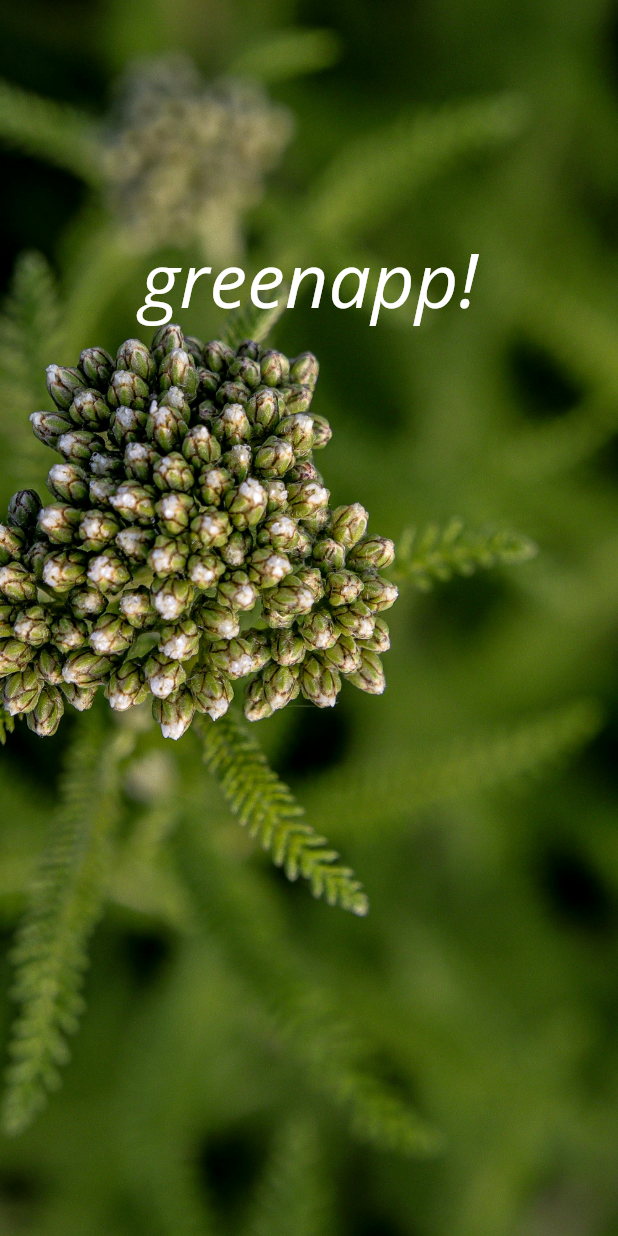
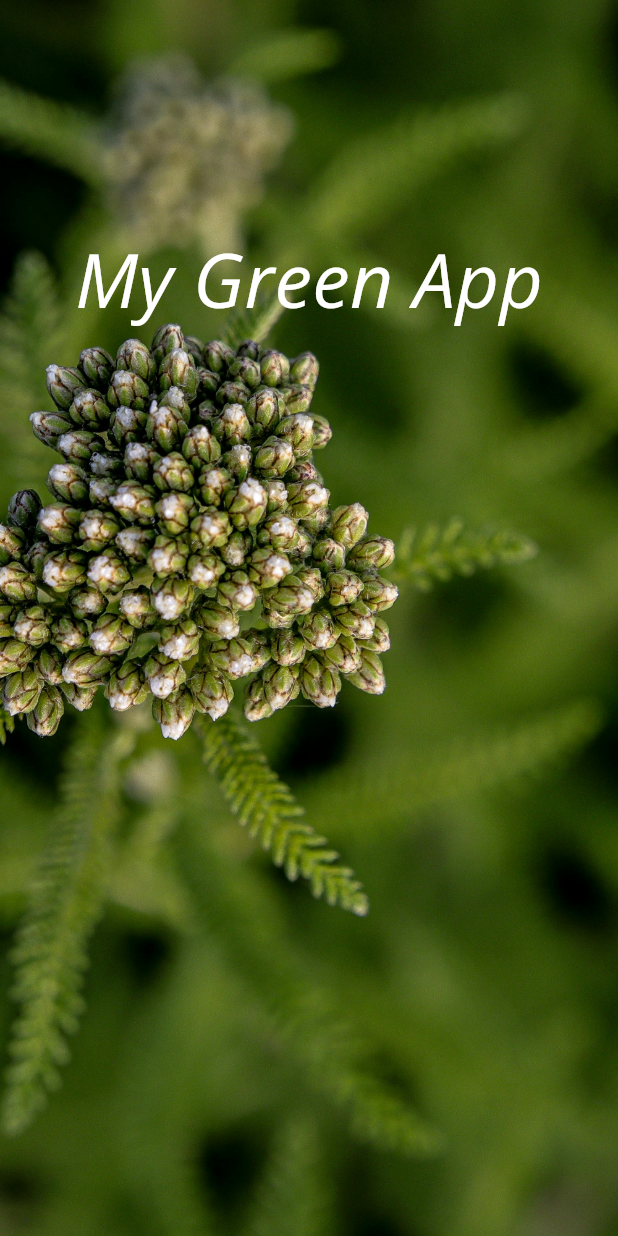
Before and after one commit to EduardoCastillo87/greenapp, a Flutter app: the screen it shows after launch, on a phone screen of 412 x 824 dp. Run offline on Flutter 3.47's test engine with Material 3 defaults, Android fonts, the light colour scheme and no system bars.

Commit message:
change tittle this app

```diff
--- a/lib/main.dart
+++ b/lib/main.dart
@@ -23,7 +23,7 @@ class MainApp extends StatelessWidget {
             Positioned(
               top: 150,
               child: Text(
-                'greenapp!',
+                'My Green App',
                 style: TextStyle(fontSize: 50, color: Colors.white),
               ),
             ),
```
